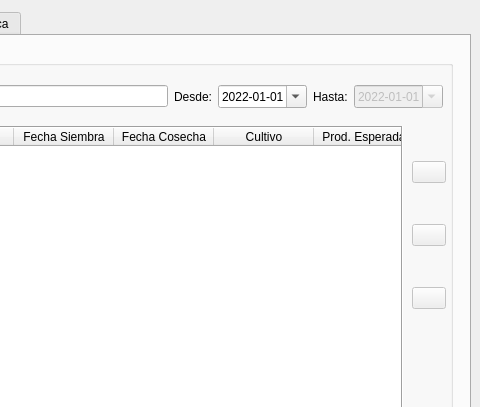
The window that ui/agrae_main.ui (franciscocontreras93/agrae) describes before a commit, drawn with Qt 5; both pictures show x 320 to 800 and y 0 to 407 of the 800 by 600 pixel window.
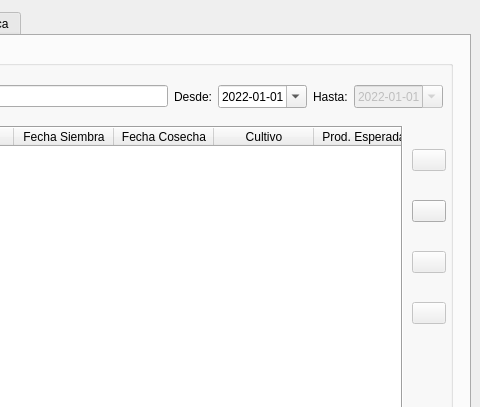
The same window after the commit.

Diff of the .ui file:
```diff
--- a/ui/agrae_main.ui
+++ b/ui/agrae_main.ui
@@ -157,7 +157,7 @@
         <height>221</height>
        </rect>
       </property>
-      <layout class="QGridLayout" name="gridLayout_4" rowstretch="0,0,0" columnstretch="2">
+      <layout class="QGridLayout" name="gridLayout_4" rowstretch="0,0,0,0" columnstretch="2">
        <item row="0" column="0">
         <widget class="QPushButton" name="btn_add_layer">
          <property name="enabled">
@@ -171,20 +171,20 @@
          </property>
         </widget>
        </item>
-       <item row="1" column="0">
-        <widget class="QPushButton" name="btn_reload">
-         <property name="enabled">
-          <bool>false</bool>
-         </property>
-         <property name="toolTip">
-          <string>Añadir Lote al Mapa</string>
-         </property>
-         <property name="text">
-          <string/>
-         </property>
-        </widget>
-       </item>
        <item row="2" column="0">
+        <widget class="QPushButton" name="btn_reload">
+         <property name="enabled">
+          <bool>false</bool>
+         </property>
+         <property name="toolTip">
+          <string>Añadir Lote al Mapa</string>
+         </property>
+         <property name="text">
+          <string/>
+         </property>
+        </widget>
+       </item>
+       <item row="3" column="0">
         <widget class="QPushButton" name="btn_chart">
          <property name="enabled">
           <bool>false</bool>
@@ -197,6 +197,19 @@
          </property>
         </widget>
        </item>
+       <item row="1" column="0">
+        <widget class="QPushButton" name="btn_export_layer">
+         <property name="enabled">
+          <bool>true</bool>
+         </property>
+         <property name="toolTip">
+          <string>Añadir Lote al Mapa</string>
+         </property>
+         <property name="text">
+          <string/>
+         </property>
+        </widget>
+       </item>
       </layout>
      </widget>
      <widget class="QTableWidget" name="tableWidget">
```
